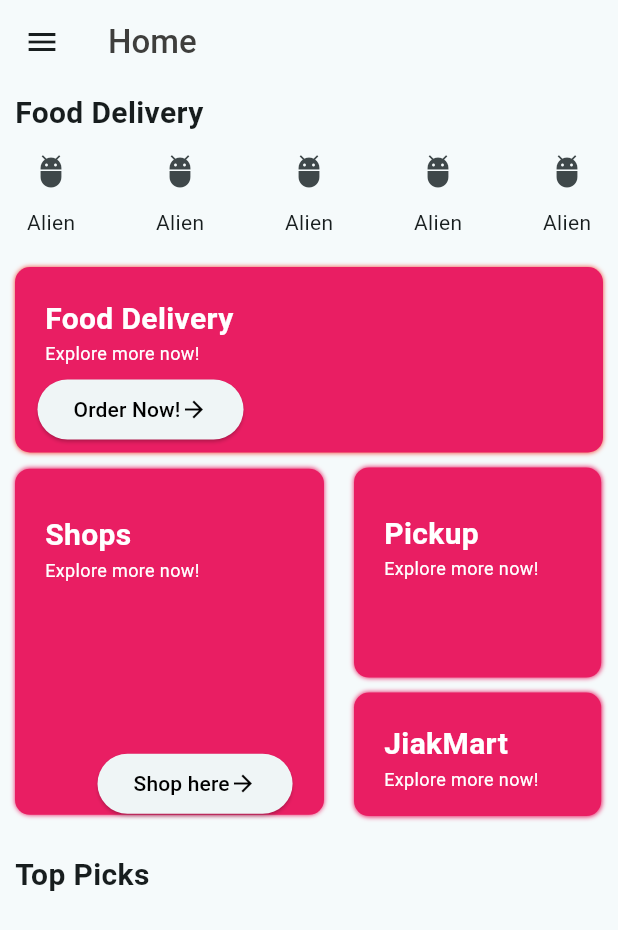
After one commit to wxiaoxuan/jiak_users_app, a Flutter app: the Home screen opened directly, after a tap on "Order Now!", on a phone screen of 412 x 824 dp. The commit adds this screen. Shown: the top 930 px of the screen. Run offline on Flutter 3.47's test engine with Material 2 defaults, Android fonts, the light colour scheme and no system bars; our stand-ins replace carousel_slider, geocoding, geolocator, shared_preferences; missing offline and left inert: bcrypt, mongo_dart, number_inc_dec; accounts and stored records are empty; network calls fail.

Commit message:
Added New Layout for Homepage

```diff
--- a/lib/authentication/login.dart
+++ b/lib/authentication/login.dart
@@ -9,6 +9,7 @@ import 'package:shared_preferences/shared_preferences.dart';
 
 import '../pages/homepage.dart';
 import '../models/user.dart';
+import '../pages/homeNew.dart';
 
 class Login extends StatelessWidget {
   Login({super.key});
@@ -29,7 +30,7 @@ class Login extends StatelessWidget {
 
       final user =
           await MongoDB.userCollection.findOne({'email': emailController.text});
-      print(user);
+      // print(user);
 
       if (user != null) {
         final isPasswordCorrect =
@@ -42,7 +43,7 @@ class Login extends StatelessWidget {
           await sharedPreferences!.setString('email', user['email']);
 
           Navigator.push(
-              context, MaterialPageRoute(builder: (context) => Homepage()));
+              context, MaterialPageRoute(builder: (context) => Home()));
 
           return User(
             name: user['name'],
@@ -51,7 +52,7 @@ class Login extends StatelessWidget {
             phone: user['phone'],
             location: user['location'],
           );
-        } else {}
+        }
       } else {
         ErrorDialog.show(context, "Invalid Credentials");
       }
@@ -70,9 +71,9 @@ class Login extends StatelessWidget {
             key: _formKey,
             child: Column(
               children: [
-                const SizedBox(height: 30.0),
+                const SizedBox(height: 50.0),
                 Image.asset('assets/images/login_pic.png', height: 200.0),
-                // const SizedBox(height: 20.0),
+                const SizedBox(height: 50.0),
                 CustomTextField(
                     controller: emailController,
                     icon: Icons.email,
--- /dev/null
+++ b/lib/pages/homeNew.dart
@@ -0,0 +1,339 @@
+import 'dart:convert';
+import 'dart:typed_data';
+
+import 'package:flutter/material.dart';
+import 'package:jiak_users_app/widgets/dialogs/error_dialog.dart';
+import 'package:jiak_users_app/widgets/homeWidgets/iconTextItem.dart';
+
+import '../widgets/homeWidgets/headers.dart';
+import 'menuList.dart';
+import '../resources/mongoDB.dart';
+import '../widgets/customDrawer.dart';
+import '../widgets/homeWidgets/sellerListHorizontal.dart';
+
+class Home extends StatefulWidget {
+  const Home({super.key});
+
+  @override
+  State<Home> createState() => _HomeState();
+}
+
+class _HomeState extends State<Home> {
+  @override
+  void initState() {
+    super.initState();
+    retrieveAllSellerInformation(); // Fetch seller information when the widget is created
+  }
+
+  List<Map<String, dynamic>> listOfSellers = []; // Initialize
+
+  // Retrieve All Seller's Information
+  Future<void> retrieveAllSellerInformation() async {
+    try {
+      // Connect to DB & Get Seller's Information
+      MongoDB.connectSeller();
+      final dbSellers = await MongoDB.getSellersDocument();
+
+      // Load Immediately
+      setState(() {
+        listOfSellers = dbSellers;
+      });
+    } catch (e) {
+      ErrorDialog.show(context, "Error retrieving All Seller\'s Information.");
+      print("Error retrieving All Seller\'s Information.");
+    }
+  }
+
+  @override
+  Widget build(BuildContext context) {
+    print('=================');
+    print(listOfSellers);
+    print('=================');
+
+    return Scaffold(
+      drawer: const CustomDrawer(),
+      appBar: AppBar(
+        // backgroundColor: Colors.yellow[800],
+        title: const Text('Home'),
+        titleTextStyle: const TextStyle(
+            color: Color(0xff3e3e3c),
+            fontSize: 22.0,
+            fontWeight: FontWeight.w500),
+      ),
+      body: SingleChildScrollView(
+        child: Column(
+          crossAxisAlignment: CrossAxisAlignment.start,
+          children: [
+            // Heading
+            const Headers(headerName: 'Food Delivery'),
+
+            // Display Icons in a Row
+            const Column(
+              children: [
+                Padding(
+                  padding:
+                      EdgeInsets.only(left: 10.0, right: 10.0, bottom: 20.0),
+                  child: Row(
+                    mainAxisAlignment: MainAxisAlignment.spaceBetween,
+                    children: [
+                      IconTextItem(icon: Icons.adb, text: 'Alien'),
+                      IconTextItem(icon: Icons.adb, text: 'Alien'),
+                      IconTextItem(icon: Icons.adb, text: 'Alien'),
+                      IconTextItem(icon: Icons.adb, text: 'Alien'),
+                      IconTextItem(icon: Icons.adb, text: 'Alien'),
+                    ],
+                  ),
+                ),
+              ],
+            ),
+
+            // Food Delivery Tab
+            Padding(
+              padding:
+                  const EdgeInsets.only(left: 10.0, right: 10.0, bottom: 10.0),
+              child: Container(
+                width: MediaQuery.of(context).size.width,
+                height: MediaQuery.of(context).size.height * 0.15,
+                decoration: const BoxDecoration(
+                  borderRadius: BorderRadius.all(Radius.circular(10)),
+                  color: Colors.pink,
+                  boxShadow: [BoxShadow(color: Colors.red, blurRadius: 2)],
+                ),
+                child: Column(
+                  crossAxisAlignment: CrossAxisAlignment.start,
+                  children: [
+                    // Heading
+                    const Padding(
+                      padding: EdgeInsets.only(top: 20.0, left: 20.0),
+                      child: Text(
+                        "Food Delivery",
+                        style: TextStyle(
+                          fontWeight: FontWeight.bold,
+                          fontSize: 20.0,
+                          color: Colors.white,
+                        ),
+                      ),
+                    ),
+                    // Subheading
+                    const Padding(
+                      padding: EdgeInsets.only(left: 20.0),
+                      child: Text(
+                        "Explore more now!",
+                        style: TextStyle(
+                          fontSize: 12.0,
+                          color: Colors.white,
+                        ),
+                      ),
+                    ),
+                    // Button
+                    Padding(
+                      padding: const EdgeInsets.only(left: 15.0, top: 5.0),
+                      child: ElevatedButton(
+                        onPressed: () {},
+                        child: const Row(
+                          mainAxisSize: MainAxisSize.min,
+                          children: [
+                            Text(
+                              'Order Now!',
+                              style: TextStyle(color: Colors.black),
+                            ),
+                            Icon(
+                              Icons.arrow_forward,
+                              size: 18.0,
+                              color: Colors.black,
+                            ),
+                          ],
+                        ),
+                      ),
+                    )
+                  ],
+                ),
+              ),
+            ),
+
+            // Tabs
+            Row(
+              children: [
+                // Shops Tab
+                Padding(
+                  padding: const EdgeInsets.only(
+                      left: 10.0, right: 10.0, bottom: 10.0),
+                  child: Container(
+                    width: MediaQuery.of(context).size.width * 0.5,
+                    height: MediaQuery.of(context).size.height * 0.28,
+                    // color: Colors.lightBlueAccent,
+                    decoration: const BoxDecoration(
+                      borderRadius: BorderRadius.all(Radius.circular(10)),
+                      color: Colors.pink,
+                      boxShadow: [BoxShadow(color: Colors.pink, blurRadius: 2)],
+                    ),
+                    child: Column(
+                      crossAxisAlignment: CrossAxisAlignment.start,
+                      children: [
+                        // Heading
+                        const Padding(
+                          padding: EdgeInsets.only(top: 30.0, left: 20.0),
+                          child: Text(
+                            "Shops",
+                            style: TextStyle(
+                              fontWeight: FontWeight.bold,
+                              fontSize: 20.0,
+                              color: Colors.white,
+                            ),
+                          ),
+                        ),
+                        // Subheading
+                        const Padding(
+                          padding: EdgeInsets.only(left: 20.0),
+                          child: Text(
+                            "Explore more now!",
+                            style: TextStyle(
+                              fontSize: 12.0,
+                              color: Colors.white,
+                            ),
+                          ),
+                        ),
+                        // Button
+                        Padding(
+                          padding:
+                              const EdgeInsets.only(left: 55.0, top: 110.0),
+                          child: ElevatedButton(
+                            onPressed: () {},
+                            child: const Row(
+                              mainAxisSize: MainAxisSize.min,
+                              children: [
+                                Text(
+                                  'Shop here',
+                                  style: TextStyle(color: Colors.black),
+                                ),
+                                Icon(
+                                  Icons.arrow_forward,
+                                  size: 18.0,
+                                  color: Colors.black,
+                                ),
+                              ],
+                            ),
+                          ),
+                        )
+                      ],
+                    ),
+                  ),
+                ),
+                Column(
+                  children: [
+                    // Pick Up Tab
+                    Padding(
+                      padding: const EdgeInsets.only(
+                          left: 10.0, right: 10.0, bottom: 10.0),
+                      child: Container(
+                        width: MediaQuery.of(context).size.width * 0.4,
+                        height: MediaQuery.of(context).size.height * 0.17,
+                        // color: Colors.lightBlueAccent,
+                        decoration: const BoxDecoration(
+                          borderRadius: BorderRadius.all(Radius.circular(10)),
+                          color: Colors.pink,
+                          boxShadow: [
+                            BoxShadow(color: Colors.pink, blurRadius: 2)
+                          ],
+                        ),
+                        child: const Column(
+                          crossAxisAlignment: CrossAxisAlignment.start,
+                          children: [
+                            // Heading
+                            Padding(
+                              padding: EdgeInsets.only(top: 30.0, left: 20.0),
+                              child: Text(
+                                "Pickup",
+                                style: TextStyle(
+                                  fontWeight: FontWeight.bold,
+                                  fontSize: 20.0,
+                                  color: Colors.white,
+                                ),
+                              ),
+                            ),
+                            // Subheading
+                            Padding(
+                              padding: EdgeInsets.only(left: 20.0),
+                              child: Text(
+                                "Explore more now!",
+                                style: TextStyle(
+                                  fontSize: 12.0,
+                                  color: Colors.white,
+                                ),
+                              ),
+                            ),
+                          ],
+                        ),
+                      ),
+                    ),
+                    // JiakMart Tab
+                    Padding(
+                      padding: const EdgeInsets.only(
+                          left: 10.0, right: 10.0, bottom: 10.0),
+                      child: Container(
+                        width: MediaQuery.of(context).size.width * 0.4,
+                        height: MediaQuery.of(context).size.height * 0.1,
+                        // color: Colors.lightBlueAccent,
+                        decoration: const BoxDecoration(
+                          borderRadius: BorderRadius.all(Radius.circular(10)),
+                          color: Colors.pink,
+                          boxShadow: [
+                            BoxShadow(color: Colors.pink, blurRadius: 2)
+                          ],
+                        ),
+                        child: const Column(
+                          crossAxisAlignment: CrossAxisAlignment.start,
+                          children: [
+                            // Heading
+                            Padding(
+                              padding: EdgeInsets.only(top: 20.0, left: 20.0),
+                              child: Text(
+                                "JiakMart",
+                                style: TextStyle(
+                                  fontWeight: FontWeight.bold,
+                                  fontSize: 20.0,
+                                  color: Colors.white,
+                                ),
+                              ),
+                            ),
+                            // Subheading
+                            Padding(
+                              padding: EdgeInsets.only(left: 20.0),
+                              child: Text(
+                                "Explore more now!",
+                                style: TextStyle(
+                                  fontSize: 12.0,
+                                  color: Colors.white,
+                                ),
+                              ),
+                            ),
+                          ],
+                        ),
+                      ),
+                    ),
+                  ],
+                ),
+              ],
+            ),
+
+            const SizedBox(height: 10.0),
+
+            // Heading - Top Picks
+            const Headers(headerName: 'Top Picks'),
+
+            // List of Sellers - Top Picks Category
+            SellerListHorizontal(listOfSellers: listOfSellers),
+
+            // Heading - Support Your Locals
+            const Headers(headerName: 'Support Your Local!'),
+
+            // List of Sellers - Support Your Locals Category
+            SellerListHorizontal(listOfSellers: listOfSellers),
+
+            const SizedBox(height: 20.0)
+          ],
+        ),
+      ),
+    );
+  }
+}
--- a/lib/pages/homepage.dart
+++ b/lib/pages/homepage.dart
@@ -16,15 +16,6 @@ class Homepage extends StatefulWidget {
 }
 
 class _HomepageState extends State<Homepage> {
-  // Implement Carousel Slider
-  final items = [
-    "assets/slider/0.jpg",
-    "assets/slider/1.jpg",
-    "assets/slider/2.jpg",
-    "assets/slider/3.jpg",
-    "assets/slider/4.jpg",
-  ];
-
   TextEditingController deliverToAddressController = TextEditingController();
 
   @override
@@ -68,9 +59,9 @@ class _HomepageState extends State<Homepage> {
         body: Column(
           crossAxisAlignment: CrossAxisAlignment.center,
           children: [
+            // Delivery TextField
             Padding(
               padding: const EdgeInsets.all(15.0),
-              // Delivery TextField
               child: Row(
                 children: [
                   const Padding(
@@ -123,6 +114,7 @@ class _HomepageState extends State<Homepage> {
                           if (base64Image != null) {
                             // Decode the base64-encoded image data
                             imageBytes = base64.decode(base64Image);
+                            print(imageBytes);
                           }
                         }
 
@@ -148,6 +140,7 @@ class _HomepageState extends State<Homepage> {
                             child: Column(
                               crossAxisAlignment: CrossAxisAlignment.center,
                               children: [
+                                // Image
                                 Container(
                                   width: 380.0,
                                   height: 150.0,
--- a/lib/pages/menu_items_details.dart
+++ b/lib/pages/menu_items_details.dart
@@ -9,9 +9,10 @@ import '../resources/global.dart';
 import 'menuList.dart';
 
 class MenuItemDetails extends StatefulWidget {
-  final Map<String, dynamic> menuItem;
+  final Map<String, dynamic> menuItem; // Selected Menu Item From MenuList
   final List<Map<String, dynamic>> shoppingCartItems;
-  final Map<String, dynamic> seller;
+  final Map<String, dynamic>
+      seller; // Seller Information from Current USer (Login)
 
   const MenuItemDetails(
       {Key? key,
--- a/lib/resources/mongoDB.dart
+++ b/lib/resources/mongoDB.dart
@@ -21,9 +21,14 @@ class MongoDB {
 
   // connect to db - Seller Collection
   static connectSeller() async {
-    db = await Db.create(MONGO_URL);
-    await db.open(secure: true);
-    sellerCollection = await db.collection(SELLER_COLLECTION_NAME);
+    try {
+      db = await Db.create(MONGO_URL);
+      await db.open(secure: true);
+      sellerCollection = await db.collection(SELLER_COLLECTION_NAME);
+    } catch (e) {
+      print('Error connecting to the Seller collection. $e');
+      rethrow;
+    }
   }
 
   // connect to db - Menu Collection
--- /dev/null
+++ b/lib/widgets/homeWidgets/headers.dart
@@ -0,0 +1,22 @@
+import 'package:flutter/material.dart';
+
+class Headers extends StatelessWidget {
+  const Headers({super.key, required this.headerName});
+
+  final String headerName;
+
+  @override
+  Widget build(BuildContext context) {
+    return Padding(
+      padding:
+          const EdgeInsets.only(left: 10.0, right: 10.0, top: 5.0, bottom: 0.0),
+      child: Text(
+        headerName,
+        style: const TextStyle(
+          fontWeight: FontWeight.bold,
+          fontSize: 20.0,
+        ),
+      ),
+    );
+  }
+}
--- /dev/null
+++ b/lib/widgets/homeWidgets/iconTextItem.dart
@@ -0,0 +1,21 @@
+import 'package:flutter/material.dart';
+
+class IconTextItem extends StatelessWidget {
+  final IconData icon;
+  final String text;
+
+  const IconTextItem({super.key, required this.icon, required this.text});
+
+  @override
+  Widget build(BuildContext context) {
+    return Column(
+      children: [
+        IconButton(
+          icon: Icon(icon),
+          onPressed: () {},
+        ),
+        Text(text),
+      ],
+    );
+  }
+}
--- /dev/null
+++ b/lib/widgets/homeWidgets/sellerListHorizontal.dart
@@ -0,0 +1,118 @@
+// Display List of Seller in Horizontal View
+import 'dart:convert';
+import 'dart:typed_data';
+
+import 'package:flutter/material.dart';
+
+class SellerListHorizontal extends StatelessWidget {
+  const SellerListHorizontal({super.key, required this.listOfSellers});
+
+  final List<Map<String, dynamic>> listOfSellers;
+
+  @override
+  Widget build(BuildContext context) {
+    return
+        // List of Sellers
+        Container(
+      height: MediaQuery.of(context).size.height * 0.29,
+      padding: const EdgeInsets.symmetric(vertical: 10.0),
+      // color: Colors.black54,
+      child: ListView.builder(
+          scrollDirection: Axis.horizontal,
+          itemCount: listOfSellers.length,
+          itemBuilder: (BuildContext context, int index) {
+            final seller = listOfSellers[index];
+
+            // Check if 'image' field is present in the seller data
+            Uint8List? imageBytes;
+            if (seller.containsKey('image')) {
+              final imageInfo = seller['image'] as Map<String, dynamic>;
+              final base64Image = imageInfo['imageData'] as String?;
+              // final filename = imageInfo['filename'] as String?;
+
+              if (base64Image != null) {
+                // Decode the base64-encoded image data
+                imageBytes = base64.decode(base64Image);
+                // print(imageBytes);
+              }
+            }
+
+            return GestureDetector(
+              onTap: () {
+                print(seller);
+                // Navigate to Selected Seller's Menu Page
+                // Navigator.push(context, MaterialPageRoute(builder: (context) => MenuList(
+                //                                     seller: seller,
+                //                                     shoppingCartItems: [],
+                //                                     shoppingCartItemsCounter: 0,
+                //                                   ),);
+              },
+              child: Column(
+                children: [
+                  // Layout for Each Seller
+                  Padding(
+                    padding: const EdgeInsets.symmetric(
+                        vertical: 5.0, horizontal: 10.0),
+                    child: Column(
+                      crossAxisAlignment: CrossAxisAlignment.start,
+                      children: [
+                        // Image
+                        Container(
+                          width: MediaQuery.of(context).size.width * 0.35,
+                          height: MediaQuery.of(context).size.height * 0.15,
+                          decoration: BoxDecoration(
+                            image: DecorationImage(
+                              image: MemoryImage(imageBytes!),
+                              fit: BoxFit.cover,
+                            ),
+                            borderRadius: BorderRadius.circular(10.0),
+                            boxShadow: [
+                              BoxShadow(
+                                color: Colors.grey.withOpacity(0.2),
+                                spreadRadius: 2,
+                                blurRadius: 5,
+                                offset: const Offset(0, 3),
+                              ),
+                            ],
+                          ),
+                        ),
+
+                        // Name
+                        Padding(
+                          padding: const EdgeInsets.only(top: 5.0),
+                          child: Text(
+                            '${seller['name']}',
+                            style: TextStyle(
+                              fontSize:
+                                  MediaQuery.of(context).size.width * 0.045,
+                              fontWeight: FontWeight.w600,
+                              color: Colors.black87,
+                            ),
+                          ),
+                        ),
+
+                        // Location
+                        SizedBox(
+                          width: MediaQuery.of(context).size.width * 0.37,
+                          child: Text(
+                            '${seller['location']}',
+                            style: TextStyle(
+                              fontSize:
+                                  MediaQuery.of(context).size.width * 0.030,
+                              fontWeight: FontWeight.w400,
+                              color: Colors.black54,
+                            ),
+                          ),
+                        ),
+
+                        const SizedBox(height: 3.0),
+                      ],
+                    ),
+                  ),
+                ],
+              ),
+            );
+          }),
+    );
+  }
+}
```
